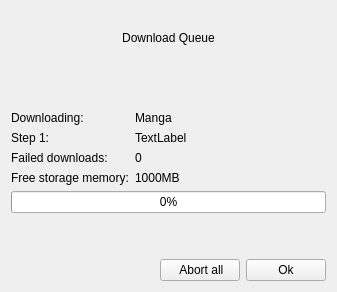
This is widgets/downloadstatusdialog.ui in Rain92/UltimateMangaReader as Qt 5 draws it before an edit. The edited form follows.
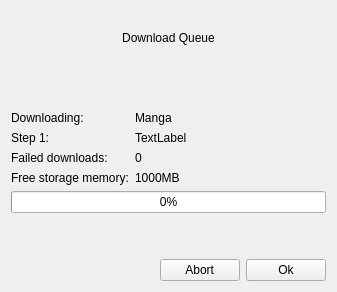
This is the edited form.

```diff
--- a/widgets/downloadstatusdialog.ui
+++ b/widgets/downloadstatusdialog.ui
@@ -171,7 +171,7 @@
         <enum>Qt::NoFocus</enum>
        </property>
        <property name="text">
-        <string> Abort all</string>
+        <string> Abort </string>
        </property>
       </widget>
      </item>
```
